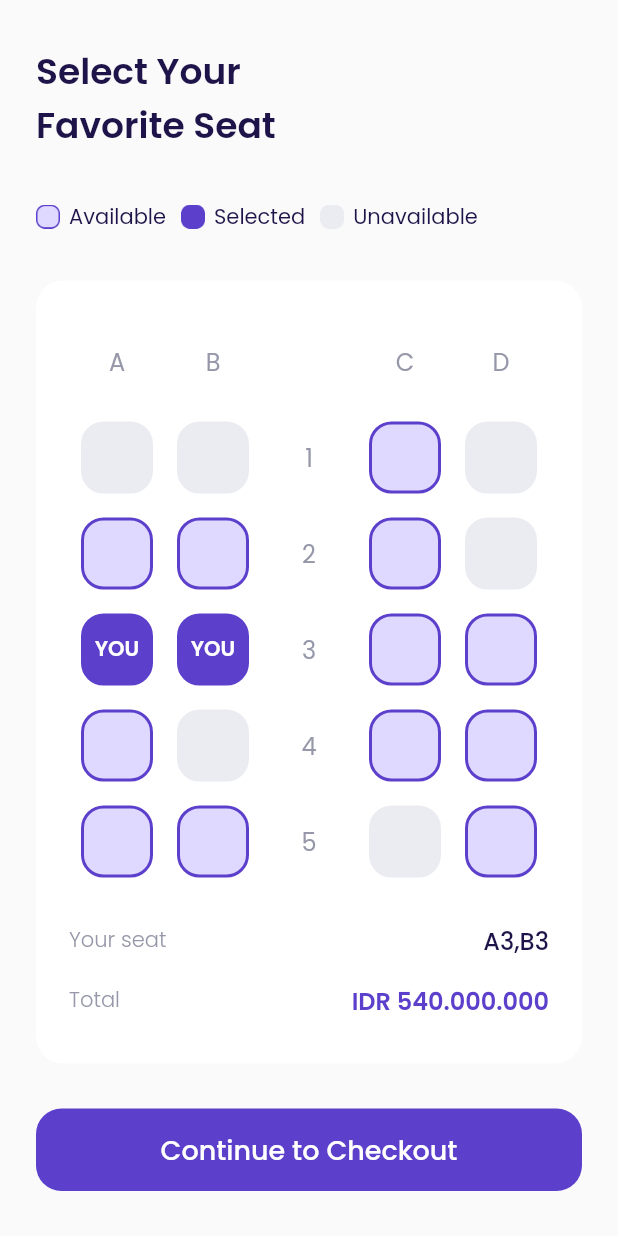
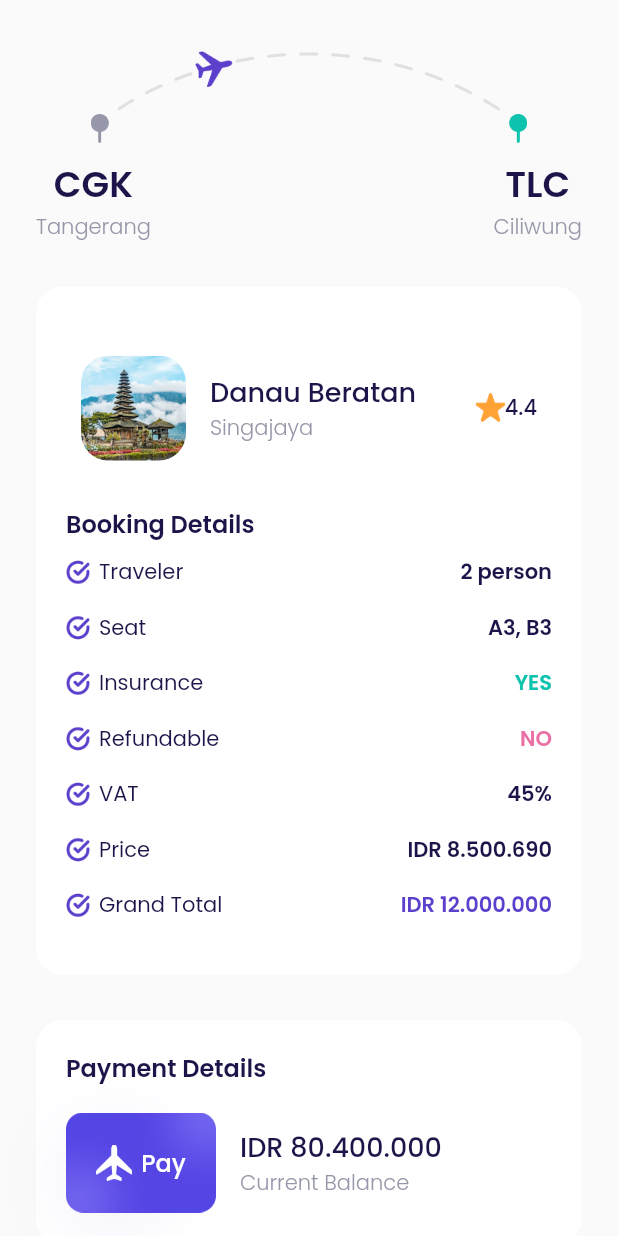
Before and after one commit to Tobils/aeroplane, a Flutter app: the ChooseSeatPage screen opened directly, after a tap on "Continue to Checkout", on a phone screen of 412 x 824 dp. Run offline on Flutter 3.47's test engine with Material 2 defaults, Android fonts, the phone set to English and light mode, and no system bars; our stand-ins replace google_fonts; missing offline and left inert: dart:ffi.

Commit message:
feat: checkout page

```diff
--- /dev/null
+++ b/lib/ui/pages/checkout_page.dart
@@ -0,0 +1,309 @@
+import 'package:aeroplane/shared/theme.dart';
+import 'package:aeroplane/ui/widgets/custom_button.dart';
+import 'package:aeroplane/ui/widgets/interest_item.dart';
+import 'package:aeroplane/ui/widgets/term_and_condition.dart';
+import 'package:flutter/material.dart';
+
+import '../widgets/destination_tile.dart';
+
+class CheckoutPage extends StatelessWidget {
+  const CheckoutPage({super.key});
+
+  Widget destination() {
+    return Container(
+      width: double.infinity,
+      margin: EdgeInsets.only(bottom: 29),
+      child: Column(
+        children: [
+          // NOTES: IMAGE ICON DESTINASI
+          Container(
+            width: double.infinity,
+            margin: EdgeInsets.only(bottom: 10),
+            height: 65,
+            decoration: BoxDecoration(
+              image: DecorationImage(
+                image: AssetImage('assets/image_checkout.png'),
+              ),
+            ),
+          ),
+
+          // NOTES: FROM TO
+          Row(
+            mainAxisAlignment: MainAxisAlignment.spaceBetween,
+            children: [
+              // NOTE: FROM
+              Column(
+                children: [
+                  Text(
+                    "CGK",
+                    style: blackTextStyle.copyWith(
+                      fontWeight: semiBold,
+                      fontSize: 24,
+                    ),
+                  ),
+                  Text(
+                    "Tangerang",
+                    style: greyTextStyle.copyWith(
+                      fontWeight: light,
+                      fontSize: 14,
+                    ),
+                  ),
+                ],
+              ),
+
+              // NOTE: TO
+              Column(
+                children: [
+                  Text(
+                    "TLC",
+                    style: blackTextStyle.copyWith(
+                      fontWeight: semiBold,
+                      fontSize: 24,
+                    ),
+                  ),
+                  Text(
+                    "Ciliwung",
+                    style: greyTextStyle.copyWith(
+                      fontWeight: light,
+                      fontSize: 14,
+                    ),
+                  ),
+                ],
+              ),
+            ],
+          ),
+        ],
+      ),
+    );
+  }
+
+  Widget itemDetails() {
+    return Container(
+      padding: EdgeInsets.symmetric(vertical: 20, horizontal: 20),
+      decoration: BoxDecoration(
+        color: kWhiteColor,
+        borderRadius: BorderRadius.circular(18),
+      ),
+      child: Column(
+        crossAxisAlignment: CrossAxisAlignment.start,
+        children: [
+          // NOTE: destination
+          const DestinationTile(
+            imageUrl: 'assets/image_destination6.png',
+            name: "Danau Beratan",
+            location: "Singajaya",
+            rating: 4.4,
+          ),
+          SizedBox(height: 20),
+
+          // NOTE: booking details
+          Text(
+            "Booking Details",
+            style: blackTextStyle.copyWith(
+              fontWeight: semiBold,
+              fontSize: 16,
+            ),
+          ),
+
+          SizedBox(height: 10),
+
+          // NOTE: list detail
+          Column(
+            children: [
+              Row(
+                children: [
+                  InterestItem(title: "Traveler"),
+                  Text(
+                    "2 person",
+                    style: blackTextStyle.copyWith(
+                        fontWeight: semiBold, fontSize: 14),
+                  ),
+                ],
+              ),
+              SizedBox(height: 16),
+              Row(
+                children: [
+                  InterestItem(title: "Seat"),
+                  Text(
+                    "A3, B3",
+                    style: blackTextStyle.copyWith(
+                        fontWeight: semiBold, fontSize: 14),
+                  ),
+                ],
+              ),
+              SizedBox(height: 16),
+              Row(
+                children: [
+                  InterestItem(title: "Insurance"),
+                  Text(
+                    "YES",
+                    style: greenTextStyle.copyWith(
+                        fontWeight: semiBold, fontSize: 14),
+                  ),
+                ],
+              ),
+              SizedBox(height: 16),
+              Row(
+                children: [
+                  InterestItem(title: "Refundable"),
+                  Text(
+                    "NO",
+                    style: redTextStyle.copyWith(
+                        fontWeight: semiBold, fontSize: 14),
+                  ),
+                ],
+              ),
+              SizedBox(height: 16),
+              Row(
+                children: [
+                  InterestItem(title: "VAT"),
+                  Text(
+                    "45%",
+                    style: blackTextStyle.copyWith(
+                        fontWeight: semiBold, fontSize: 14),
+                  ),
+                ],
+              ),
+              SizedBox(height: 16),
+              Row(
+                children: [
+                  InterestItem(title: "Price"),
+                  Text(
+                    "IDR 8.500.690",
+                    style: blackTextStyle.copyWith(
+                        fontWeight: semiBold, fontSize: 14),
+                  ),
+                ],
+              ),
+              SizedBox(height: 16),
+              Row(
+                children: [
+                  InterestItem(title: "Grand Total"),
+                  Text(
+                    "IDR 12.000.000",
+                    style: purpleTextStyle.copyWith(
+                        fontWeight: semiBold, fontSize: 14),
+                  ),
+                ],
+              ),
+              SizedBox(height: 16),
+            ],
+          )
+        ],
+      ),
+    );
+  }
+
+  Widget paymentDetails() {
+    return Container(
+      margin: EdgeInsets.symmetric(vertical: 30),
+      padding: EdgeInsets.all(20),
+      decoration: BoxDecoration(
+        color: kWhiteColor,
+        borderRadius: BorderRadius.circular(18),
+      ),
+      child: Column(
+        crossAxisAlignment: CrossAxisAlignment.start,
+        children: [
+          // NOTE: TITLE
+          Text(
+            "Payment Details",
+            style: blackTextStyle.copyWith(fontSize: 16, fontWeight: semiBold),
+          ),
+          SizedBox(height: 16),
+
+          // NOTE: BALANCE
+          Row(
+            children: [
+              // NOTE: PAY PLANE
+              Container(
+                width: 100,
+                height: 70,
+                margin: EdgeInsets.only(right: 16),
+                decoration: BoxDecoration(
+                  image: DecorationImage(
+                    image: AssetImage('assets/image_card.png'),
+                  ),
+                ),
+                child: Row(
+                  mainAxisAlignment: MainAxisAlignment.center,
+                  children: [
+                    Container(
+                      width: 24,
+                      height: 24,
+                      decoration: BoxDecoration(
+                          image: DecorationImage(
+                            image: AssetImage('assets/icon_plane.png'),
+                          ),
+                          boxShadow: [
+                            BoxShadow(
+                                color: kPrimaryColor.withOpacity(0.5),
+                                blurRadius: 50,
+                                offset: const Offset(0, 10)),
+                          ]),
+                    ),
+                    SizedBox(width: 6),
+                    Text(
+                      "Pay",
+                      style: whiteTextStyle.copyWith(
+                        fontWeight: medium,
+                        fontSize: 16,
+                      ),
+                    )
+                  ],
+                ),
+              ),
+
+              // NOTE: current balance
+              Column(
+                mainAxisAlignment: MainAxisAlignment.center,
+                crossAxisAlignment: CrossAxisAlignment.start,
+                children: [
+                  Text(
+                    "IDR 80.400.000",
+                    style: blackTextStyle.copyWith(
+                        fontWeight: medium, fontSize: 18),
+                  ),
+                  Text(
+                    "Current Balance",
+                    style: greyTextStyle.copyWith(
+                      fontWeight: light,
+                      fontSize: 14,
+                    ),
+                  )
+                ],
+              )
+            ],
+          ),
+        ],
+      ),
+    );
+  }
+
+  Widget buttonPay() {
+    return CustomButton(title: "Pay Now", onPressed: () {});
+  }
+
+  @override
+  Widget build(BuildContext context) {
+    return Scaffold(
+      backgroundColor: kBackgroundColor,
+      body: SafeArea(
+        child: ListView(
+          padding: const EdgeInsets.only(
+            left: defaultMargin,
+            right: defaultMargin,
+            top: 30,
+          ),
+          children: [
+            destination(),
+            itemDetails(),
+            paymentDetails(),
+            buttonPay(),
+            const TermsAndCondition(),
+          ],
+        ),
+      ),
+    );
+  }
+}
--- a/lib/ui/pages/choose_seat_page.dart
+++ b/lib/ui/pages/choose_seat_page.dart
@@ -1,4 +1,5 @@
 import 'package:aeroplane/shared/theme.dart';
+import 'package:aeroplane/ui/pages/checkout_page.dart';
 import 'package:aeroplane/ui/widgets/seat_item.dart';
 import 'package:flutter/material.dart';
 
@@ -381,7 +382,7 @@ class ChooseSeatPage extends StatelessWidget {
           title: "Continue to Checkout",
           onPressed: () {
             Navigator.push(context,
-                MaterialPageRoute(builder: (context) => ChooseSeatPage()));
+                MaterialPageRoute(builder: (context) => CheckoutPage()));
           },
           width: 170,
         ),
--- /dev/null
+++ b/lib/ui/widgets/term_and_condition.dart
@@ -0,0 +1,22 @@
+import 'package:flutter/material.dart';
+
+import '../../shared/theme.dart';
+
+class TermsAndCondition extends StatelessWidget {
+  const TermsAndCondition({super.key});
+
+  @override
+  Widget build(BuildContext context) {
+    return Container(
+      margin: EdgeInsets.symmetric(vertical: defaultMargin),
+      child: Center(
+        child: Text("Terms and Conditions",
+            style: greyTextStyle.copyWith(
+              fontSize: 16,
+              fontWeight: light,
+              decoration: TextDecoration.underline,
+            )),
+      ),
+    );
+  }
+}
```
